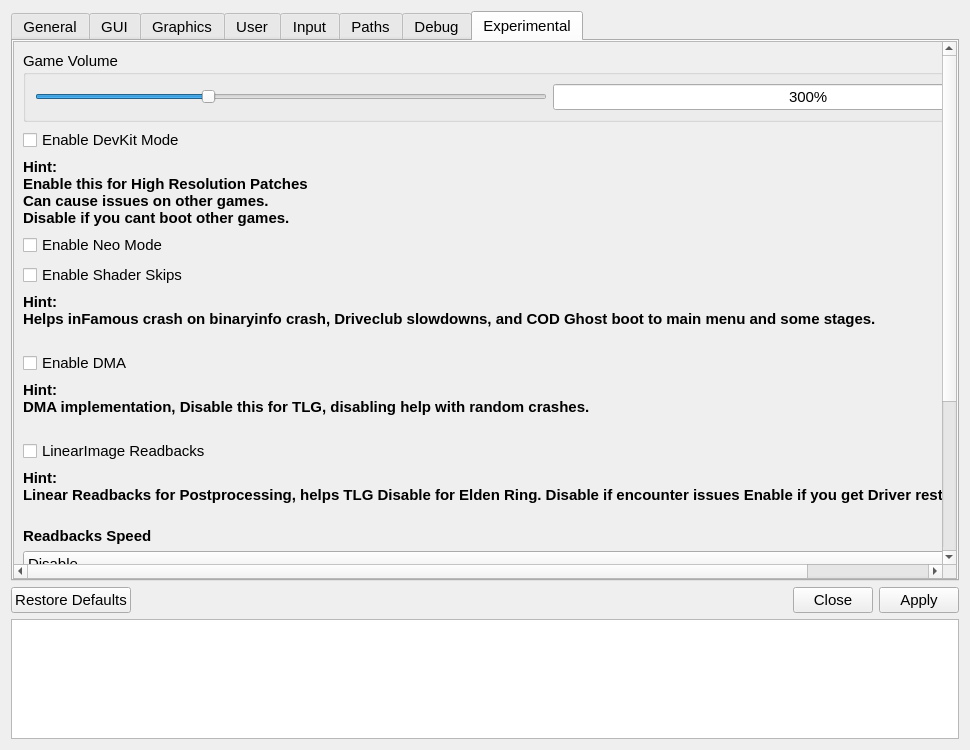
Old version of the form src/qt_gui/settings_dialog.ui in the repository diegolix29/shadPS4.
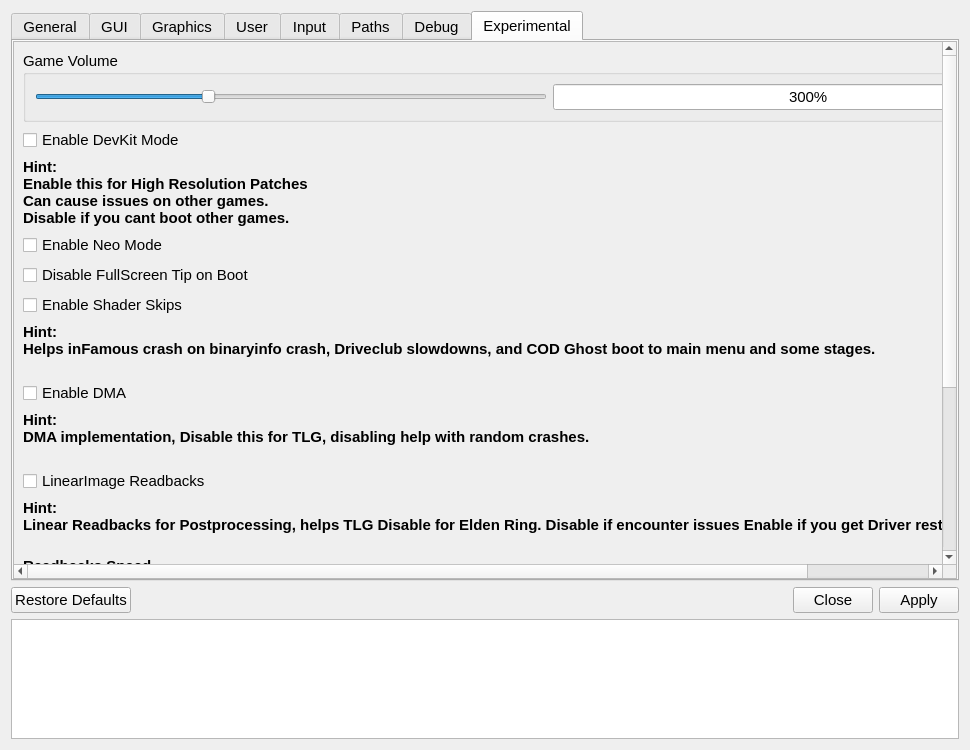
New version of the form. Icons and pictures are not drawn.

Commit message: checkbox to hide fullscreen tip on boot

Patch:
```diff
--- a/src/qt_gui/settings_dialog.ui
+++ b/src/qt_gui/settings_dialog.ui
@@ -2249,6 +2249,14 @@
             </widget>
           </item>
 
+			<item>
+				<widget class="QCheckBox" name="screenTipBox">
+					<property name="text">
+						<string>Disable FullScreen Tip on Boot</string>
+					</property>
+				</widget>
+			</item>
+
 			<item>
 				<widget class="QCheckBox" name="SkipsCheckBox">
 					<property name="text">
```
The commit also changes 4 other files.
